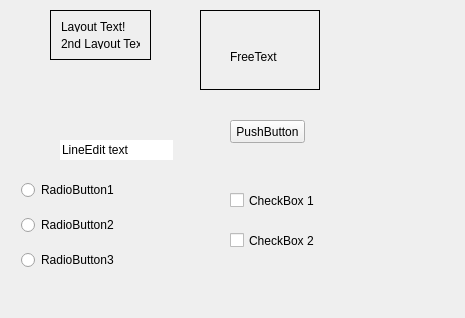
This is mainwindow.ui in Dimaximym/QmlParser as Qt 5 draws it before an edit. The edited form follows.
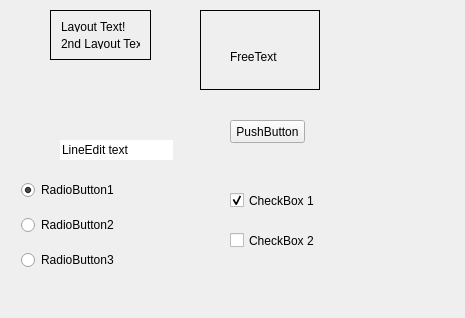
This is the edited form.

```diff
--- a/mainwindow.ui
+++ b/mainwindow.ui
@@ -119,6 +119,9 @@
     <property name="text">
      <string>CheckBox 1</string>
     </property>
+    <property name="checked">
+     <bool>true</bool>
+    </property>
    </widget>
    <widget class="QCheckBox" name="checkBox_2">
     <property name="geometry">
@@ -155,6 +158,9 @@
        <property name="text">
         <string>RadioButton1</string>
        </property>
+       <property name="checked">
+        <bool>true</bool>
+       </property>
       </widget>
      </item>
      <item row="2" column="0">
```
Left out of the diff: 3 changed lines with no effect on the pictures.
